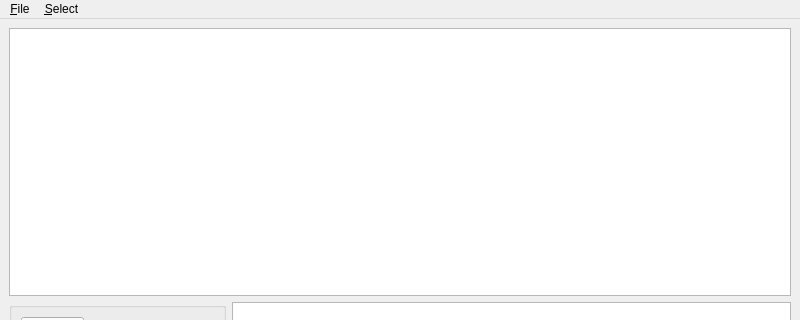
Qt form src/distancefieldgenerator/mainwindow.ui (qt/qttools) before a commit; both pictures show x 0 to 800 and y 0 to 320 of the 800 by 600 pixel window.
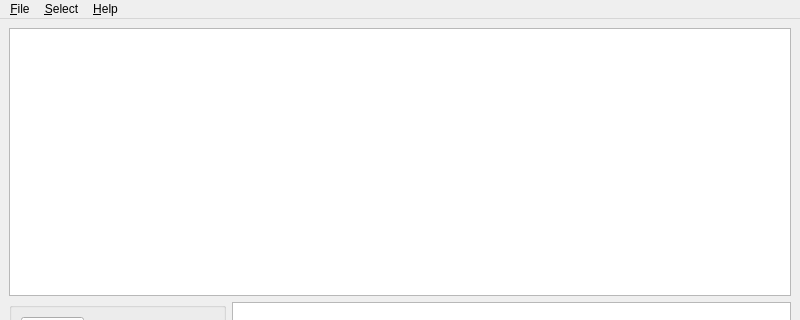
The same form after that commit.

Commit message:
distancefieldgenerator: Add About, About Qt dialogs
This follows the pattern of all other user visible GUI tools
we provide.

Diff of the .ui file:
```diff
--- a/src/distancefieldgenerator/mainwindow.ui
+++ b/src/distancefieldgenerator/mainwindow.ui
@@ -121,7 +121,7 @@
      <x>0</x>
      <y>0</y>
      <width>800</width>
-     <height>19</height>
+     <height>23</height>
     </rect>
    </property>
    <widget class="QMenu" name="menu_File">
@@ -141,8 +141,16 @@
     <addaction name="actionSelect_all"/>
     <addaction name="actionSelect_string"/>
    </widget>
+   <widget class="QMenu" name="menu_Help">
+    <property name="title">
+     <string>&amp;Help</string>
+    </property>
+    <addaction name="actionAbout_App"/>
+    <addaction name="actionAbout_Qt"/>
+   </widget>
    <addaction name="menu_File"/>
    <addaction name="menu_Select"/>
+   <addaction name="menu_Help"/>
   </widget>
   <widget class="QStatusBar" name="statusbar"/>
   <action name="action_Open">
```
Left out of the diff: 10 changed lines with no effect on the pictures. The commit also changes 2 other files.
